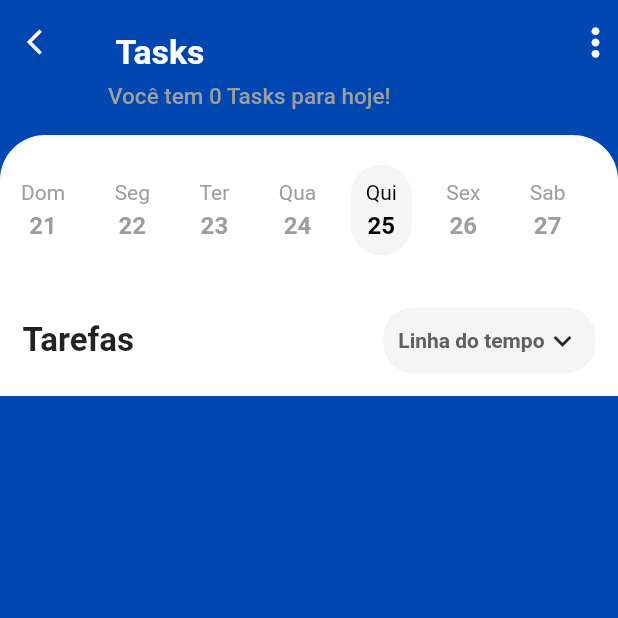
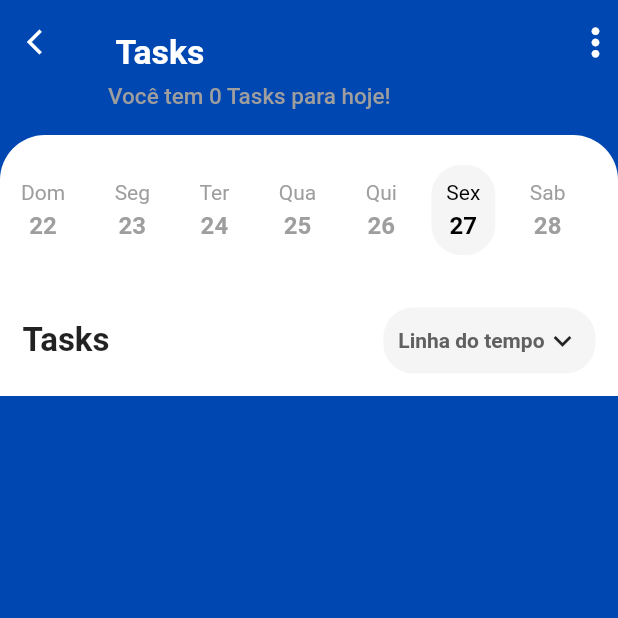
Before and after one commit to gchavess/taskwise-mobile, a Flutter app: the DetailPage screen opened directly with empty values, on a phone screen of 412 x 824 dp, the top half of it. Run offline on Flutter 3.47's test engine with Material 2 defaults, Android fonts, the light colour scheme and no system bars; our stand-ins replace dotted_border, timeline_tile; network calls fail.

Commit message:
Guilherme - ajustes

```diff
--- a/lib/main.dart
+++ b/lib/main.dart
@@ -1,5 +1,6 @@
 import 'package:flutter/material.dart';
 import 'package:flutter/services.dart';
+import 'package:task_wise_frontend/screens/login/login_screen.dart';
 import 'package:task_wise_frontend/screens/home/home.dart';
 
 void main() {
--- a/lib/screens/detail/widgets/date_picker.dart
+++ b/lib/screens/detail/widgets/date_picker.dart
@@ -9,8 +9,8 @@ class DatePicker extends StatefulWidget {
 
 class _DatePickerState extends State<DatePicker> {
   final weekList = ['Dom', 'Seg', 'Ter', 'Qua', 'Qui', 'Sex', 'Sab'];
-  final dayList = ['21', '22', '23', '24', '25', '26', '27'];
-  var selected = 4;
+  final dayList = ['22', '23', '24', '25', '26', '27', '28'];
+  var selected = 5;
   @override
   Widget build(BuildContext context) {
     return Container(
--- a/lib/screens/detail/widgets/task_title.dart
+++ b/lib/screens/detail/widgets/task_title.dart
@@ -11,7 +11,7 @@ class TaskTitle extends StatelessWidget {
         mainAxisAlignment: MainAxisAlignment.spaceBetween,
         children: [
           const Text(
-            'Tarefas',
+            'Tasks',
             style: TextStyle(fontSize: 22, fontWeight: FontWeight.bold),
           ),
           Container(
--- a/lib/screens/home/home.dart
+++ b/lib/screens/home/home.dart
@@ -89,7 +89,7 @@ class HomePage extends StatelessWidget {
             margin: const EdgeInsets.only(left: 15),
             child: ClipRRect(
               borderRadius: BorderRadius.circular(10),
-              child: Image.asset("assets/images/imagemTeste.jpeg"),
+              child: Image.asset("imagemTeste.jpeg"),
             ),
           ),
           const SizedBox(width: 10),
--- /dev/null
+++ b/lib/screens/login/splash_screen.dart
@@ -0,0 +1,2 @@
+import 'package:flutter/material.dart';
+import 'package:task_wise_frontend/screens/login/splash_screen.dart';
```
Also changed, not shown: lib/screens/login/login_screen.dart (added, +195 -0 lines), assets/images/imagemTeste.jpg (renamed from assets/images/WhatsApp Image 2023-10-21 at 1.39.47 PM.jpeg).
